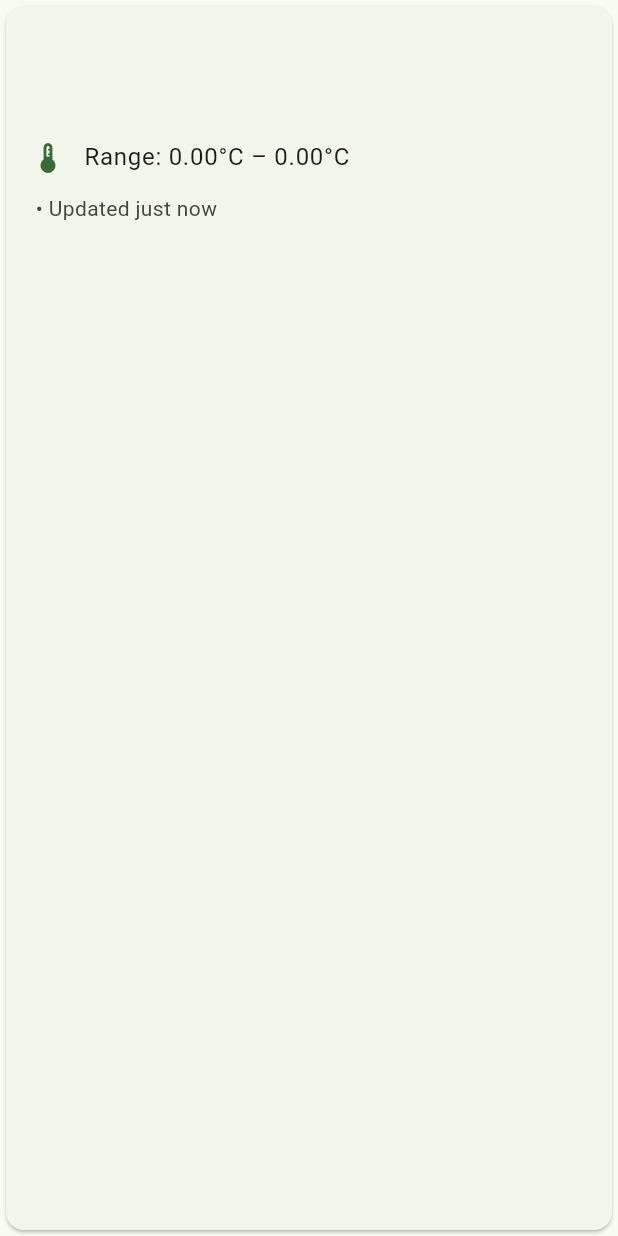
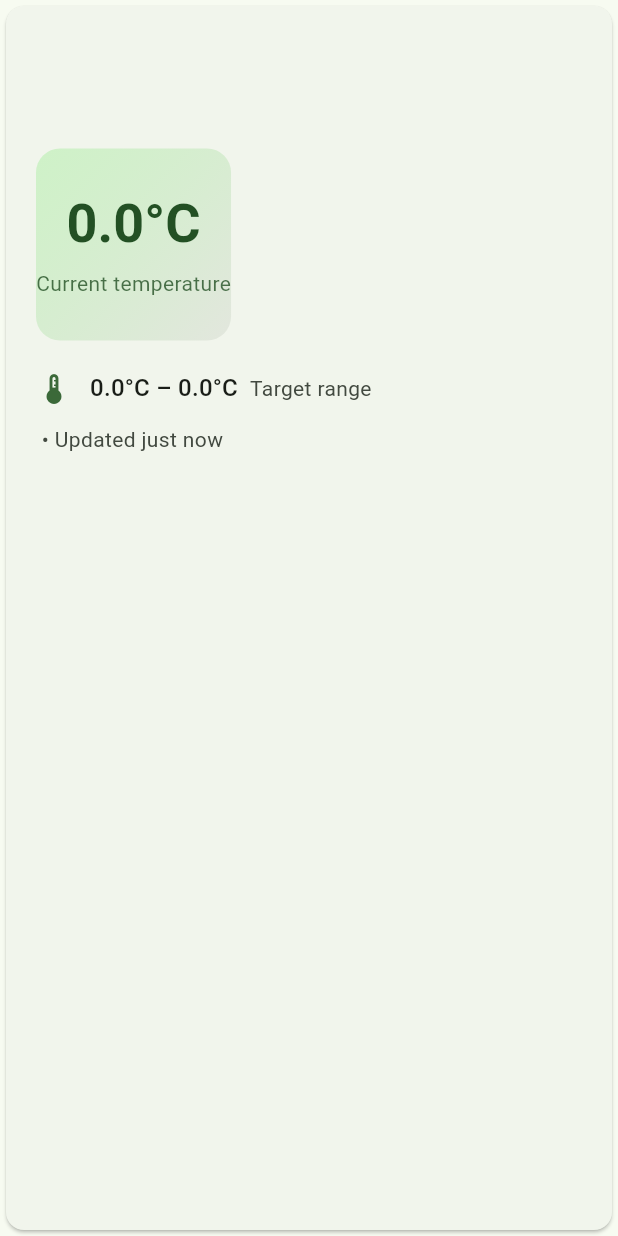
Before and after one commit to ghsi011/FarmCtl, a Flutter app: the ThermostatCard widget shown alone on an empty page, opened directly with empty values, on a phone screen of 412 x 824 dp. Run offline on Flutter 3.47's test engine with Material 3 defaults, Android fonts, the phone set to English and light mode, and no system bars; our stand-ins replace dio, drift, fl_chart, flutter_local_notifications, flutter_riverpod, go_router; missing offline and left inert: dio_smart_retry, workmanager; accounts and stored records are empty; generated files the repository leaves out were written again; statements that could not run were skipped.

Commit message:
feat: refresh thermostat card styling

```diff
--- a/app/lib/features/thermostats/widgets/thermostat_card.dart
+++ b/app/lib/features/thermostats/widgets/thermostat_card.dart
@@ -25,13 +25,21 @@ class ThermostatCard extends StatelessWidget {
     final textTheme = theme.textTheme;
     final thermostat = summary.thermostat;
     final state = summary.state;
+    final temperature = state?.lastValueC;
+    final hasTemperature = temperature != null;
+    final temperatureLabel = hasTemperature
+        ? '${temperature.toStringAsFixed(1)}°C'
+        : '--°C';
+    final supportingLabel = hasTemperature
+        ? 'Current temperature'
+        : 'Awaiting first reading';
 
     return Card(
       clipBehavior: Clip.antiAlias,
       child: InkWell(
         onTap: onTap,
         child: Padding(
-          padding: const EdgeInsets.all(16),
+          padding: const EdgeInsets.all(20),
           child: Column(
             crossAxisAlignment: CrossAxisAlignment.start,
             children: [
@@ -43,7 +51,7 @@ class ThermostatCard extends StatelessWidget {
                       crossAxisAlignment: CrossAxisAlignment.start,
                       children: [
                         Text(thermostat.name, style: textTheme.titleLarge),
-                        const SizedBox(height: 8),
+                        const SizedBox(height: 6),
                         Text(
                           thermostat.rawUrl,
                           style: textTheme.bodyMedium?.copyWith(
@@ -86,14 +94,61 @@ class ThermostatCard extends StatelessWidget {
                     ),
                 ],
               ),
-              const SizedBox(height: 16),
+              const SizedBox(height: 20),
+              DecoratedBox(
+                decoration: BoxDecoration(
+                  borderRadius: BorderRadius.circular(16),
+                  gradient: LinearGradient(
+                    colors: [
+                      colorScheme.primaryContainer.withValues(alpha: 0.65),
+                      colorScheme.surfaceContainerHighest.withValues(
+                        alpha: 0.85,
+                      ),
+                    ],
+                    begin: Alignment.topLeft,
+                    end: Alignment.bottomRight,
+                  ),
+                ),
+                child: Padding(
+                  padding: const EdgeInsets.symmetric(vertical: 28),
+                  child: Column(
+                    mainAxisSize: MainAxisSize.min,
+                    children: [
+                      Text(
+                        temperatureLabel,
+                        style: textTheme.displaySmall?.copyWith(
+                          fontWeight: FontWeight.w600,
+                          color: colorScheme.onPrimaryContainer,
+                        ),
+                      ),
+                      const SizedBox(height: 8),
+                      Text(
+                        supportingLabel,
+                        style: textTheme.bodyMedium?.copyWith(
+                          color: colorScheme.onPrimaryContainer.withValues(
+                            alpha: 0.8,
+                          ),
+                        ),
+                      ),
+                    ],
+                  ),
+                ),
+              ),
+              const SizedBox(height: 20),
               Row(
                 children: [
                   Icon(Icons.thermostat, color: colorScheme.primary),
                   const SizedBox(width: 12),
                   Text(
-                    'Range: ${thermostat.minC.toStringAsFixed(2)}°C – ${thermostat.maxC.toStringAsFixed(2)}°C',
-                    style: textTheme.bodyLarge,
+                    '${thermostat.minC.toStringAsFixed(1)}°C – ${thermostat.maxC.toStringAsFixed(1)}°C',
+                    style: textTheme.titleMedium,
+                  ),
+                  const SizedBox(width: 8),
+                  Text(
+                    'Target range',
+                    style: textTheme.bodyMedium?.copyWith(
+                      color: colorScheme.onSurfaceVariant,
+                    ),
                   ),
                 ],
               ),
```
